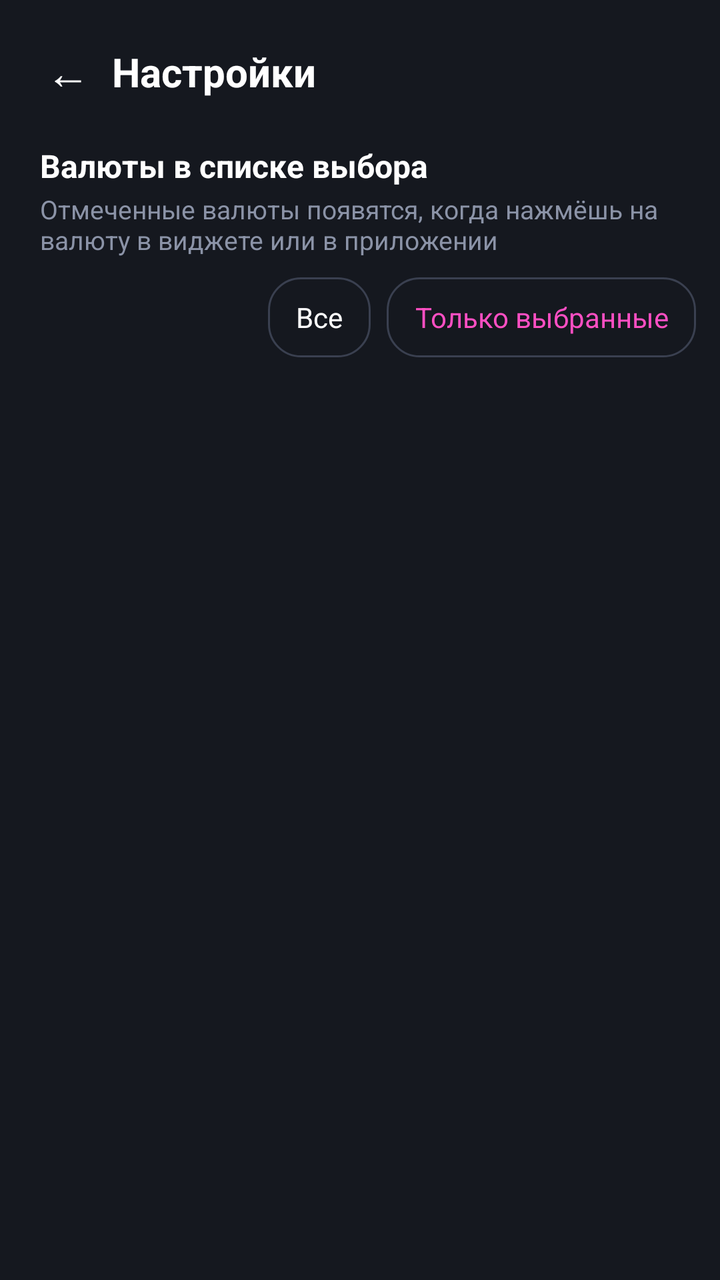
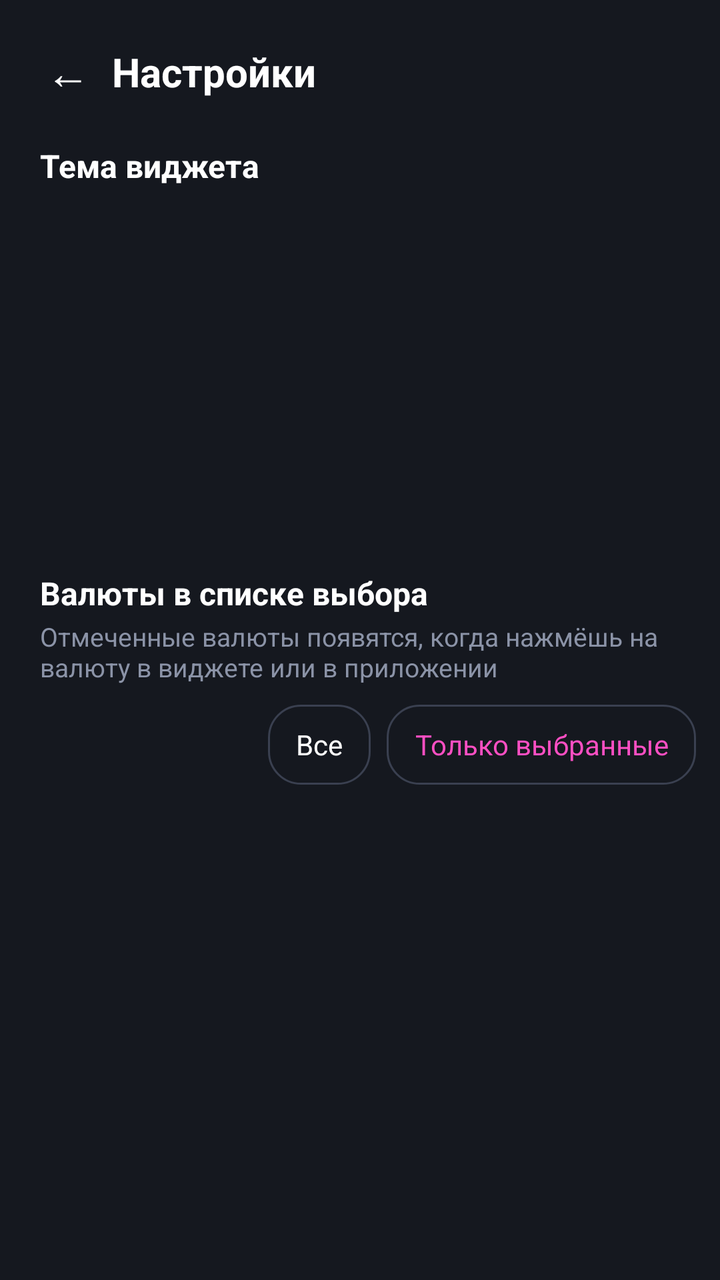

An Android layout rendered at two revisions. The XML below is the earlier revision; the diff shows what the commit changed to produce the second picture.
<!-- AndroidManifest.xml: application theme android:Theme.Material.NoActionBar -->
<!-- res/layout/activity_settings.xml -->
<?xml version="1.0" encoding="utf-8"?>
<LinearLayout xmlns:android="http://schemas.android.com/apk/res/android"
    android:layout_width="match_parent"
    android:layout_height="match_parent"
    android:background="#15181F"
    android:fitsSystemWindows="true"
    android:orientation="vertical"
    android:paddingStart="12dp"
    android:paddingTop="12dp"
    android:paddingEnd="12dp">

    <LinearLayout
        android:layout_width="match_parent"
        android:layout_height="48dp"
        android:gravity="center_vertical"
        android:orientation="horizontal">
        <TextView android:id="@+id/settings_back" android:layout_width="44dp" android:layout_height="match_parent"
            android:gravity="center" android:text="←" android:textColor="#FFFFFF" android:textSize="22sp" />
        <TextView android:layout_width="0dp" android:layout_height="wrap_content" android:layout_weight="1"
            android:text="Настройки" android:textColor="#FFFFFF" android:textSize="20sp" android:textStyle="bold" />
    </LinearLayout>

    <TextView android:layout_width="match_parent" android:layout_height="wrap_content"
        android:layout_marginTop="12dp" android:paddingStart="8dp"
        android:text="Валюты в списке выбора" android:textColor="#FFFFFF" android:textSize="16sp" android:textStyle="bold" />
    <TextView android:layout_width="match_parent" android:layout_height="wrap_content"
        android:paddingStart="8dp" android:paddingTop="2dp"
        android:text="Отмеченные валюты появятся, когда нажмёшь на валюту в виджете или в приложении"
        android:textColor="#8B93A7" android:textSize="13sp" />

    <LinearLayout
        android:layout_width="match_parent"
        android:layout_height="40dp"
        android:layout_marginTop="10dp"
        android:gravity="center_vertical"
        android:orientation="horizontal"
        android:paddingStart="8dp">
        <TextView android:id="@+id/settings_counter" android:layout_width="0dp" android:layout_height="wrap_content"
            android:layout_weight="1" android:textColor="#AEB5C6" android:textSize="13sp" />
        <TextView android:id="@+id/settings_all" android:layout_width="wrap_content" android:layout_height="match_parent"
            android:background="@drawable/chip" android:gravity="center" android:paddingStart="14dp"
            android:paddingEnd="14dp" android:text="Все" android:textColor="#FFFFFF" android:textSize="14sp" />
        <TextView android:id="@+id/settings_none" android:layout_width="wrap_content" android:layout_height="match_parent"
            android:layout_marginStart="8dp" android:background="@drawable/chip" android:gravity="center"
            android:paddingStart="14dp" android:paddingEnd="14dp" android:text="Только выбранные"
            android:textColor="#FF4FC3" android:textSize="14sp" />
    </LinearLayout>

    <ListView
        android:id="@+id/settings_list"
        android:layout_width="match_parent"
        android:layout_height="0dp"
        android:layout_weight="1"
        android:layout_marginTop="8dp"
        android:divider="@null"
        android:dividerHeight="4dp"
        android:listSelector="@android:color/transparent" />
</LinearLayout>
<!-- resources referenced by this layout -->
<resources>
  <!-- drawable chip (drawable) -->
  <?xml version="1.0" encoding="utf-8"?>
  <shape xmlns:android="http://schemas.android.com/apk/res/android">
      <solid android:color="#00000000" />
      <stroke android:width="1dp" android:color="#3A4050" />
      <corners android:radius="16dp" />
  </shape>
</resources>

<!-- the commit's change to res/layout/activity_settings.xml (unified diff, before → after) -->
@@ -22,6 +22,24 @@
 
     <TextView android:layout_width="match_parent" android:layout_height="wrap_content"
         android:layout_marginTop="12dp" android:paddingStart="8dp"
+        android:text="Тема виджета" android:textColor="#FFFFFF" android:textSize="16sp" android:textStyle="bold" />
+
+    <HorizontalScrollView
+        android:layout_width="match_parent"
+        android:layout_height="168dp"
+        android:layout_marginTop="8dp"
+        android:scrollbars="none">
+        <LinearLayout
+            android:id="@+id/theme_strip"
+            android:layout_width="wrap_content"
+            android:layout_height="match_parent"
+            android:orientation="horizontal"
+            android:paddingStart="4dp"
+            android:paddingEnd="4dp" />
+    </HorizontalScrollView>
+
+    <TextView android:layout_width="match_parent" android:layout_height="wrap_content"
+        android:layout_marginTop="16dp" android:paddingStart="8dp"
         android:text="Валюты в списке выбора" android:textColor="#FFFFFF" android:textSize="16sp" android:textStyle="bold" />
     <TextView android:layout_width="match_parent" android:layout_height="wrap_content"
         android:paddingStart="8dp" android:paddingTop="2dp"
